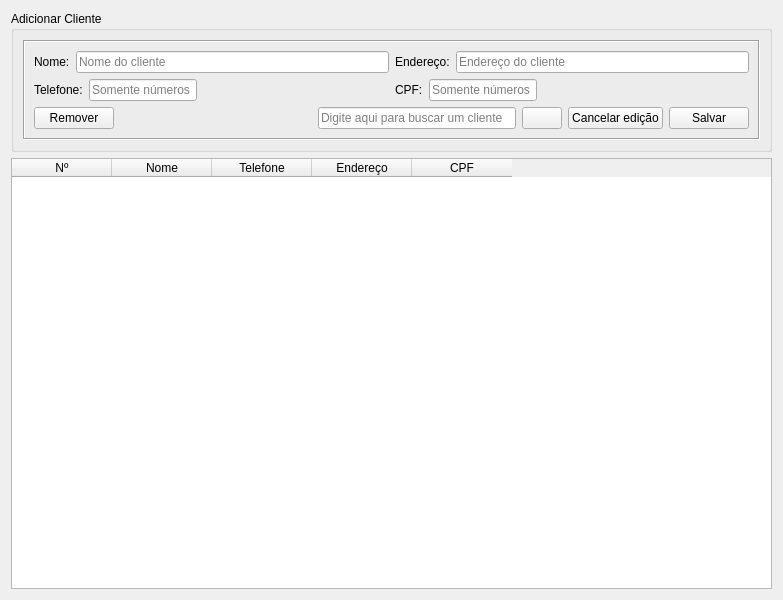
Gusrrocha/Sistema-para-livraria, file view/cliente.ui: the form before one commit.
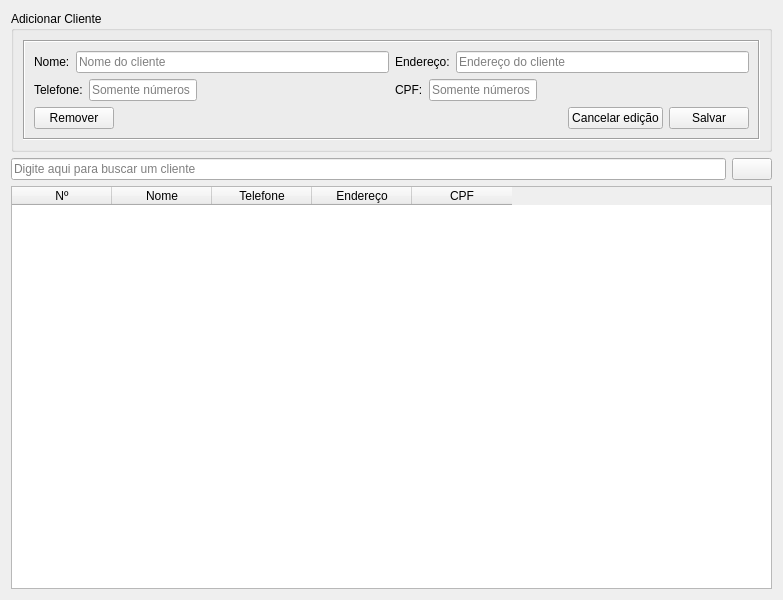
The form after the commit. Icons and pictures are not drawn.

Patch:
```diff
--- a/view/cliente.ui
+++ b/view/cliente.ui
@@ -188,30 +188,6 @@
              </property>
             </spacer>
            </item>
-           <item>
-            <widget class="QLineEdit" name="pesquisa">
-             <property name="placeholderText">
-              <string>Digite aqui para buscar um cliente</string>
-             </property>
-            </widget>
-           </item>
-           <item>
-            <widget class="QPushButton" name="lupa">
-             <property name="cursor">
-              <cursorShape>PointingHandCursor</cursorShape>
-             </property>
-             <property name="toolTip">
-              <string>Pesquisar</string>
-             </property>
-             <property name="text">
-              <string/>
-             </property>
-             <property name="icon">
-              <iconset>
-               <normaloff>../assets/icons/lupa.png</normaloff>../assets/icons/lupa.png</iconset>
-             </property>
-            </widget>
-           </item>
            <item>
             <widget class="QPushButton" name="cancel_edit_btn">
              <property name="text">
@@ -234,6 +210,34 @@
      </layout>
     </widget>
    </item>
+   <item>
+    <layout class="QHBoxLayout" name="horizontalLayout_7">
+     <item>
+      <widget class="QLineEdit" name="pesquisa">
+       <property name="placeholderText">
+        <string>Digite aqui para buscar um cliente</string>
+       </property>
+      </widget>
+     </item>
+     <item>
+      <widget class="QPushButton" name="lupa">
+       <property name="cursor">
+        <cursorShape>PointingHandCursor</cursorShape>
+       </property>
+       <property name="toolTip">
+        <string>Pesquisar</string>
+       </property>
+       <property name="text">
+        <string/>
+       </property>
+       <property name="icon">
+        <iconset>
+         <normaloff>../assets/icons/lupa.png</normaloff>../assets/icons/lupa.png</iconset>
+       </property>
+      </widget>
+     </item>
+    </layout>
+   </item>
    <item>
     <widget class="QTableWidget" name="painel_clientes">
      <property name="autoFillBackground">
```
